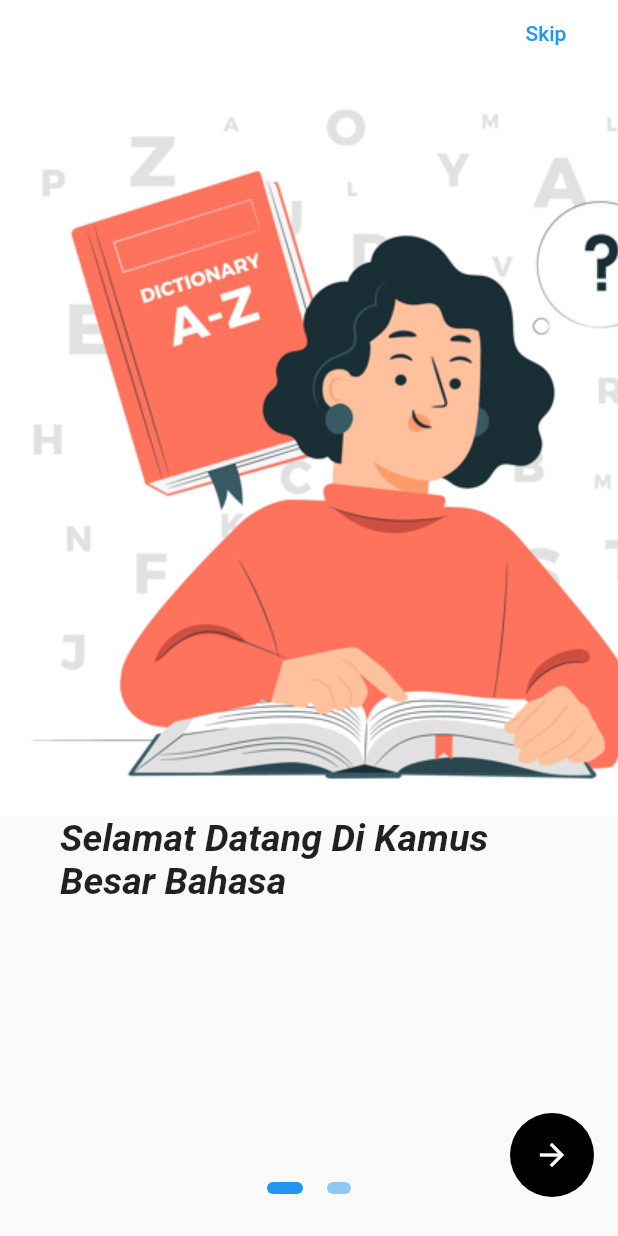
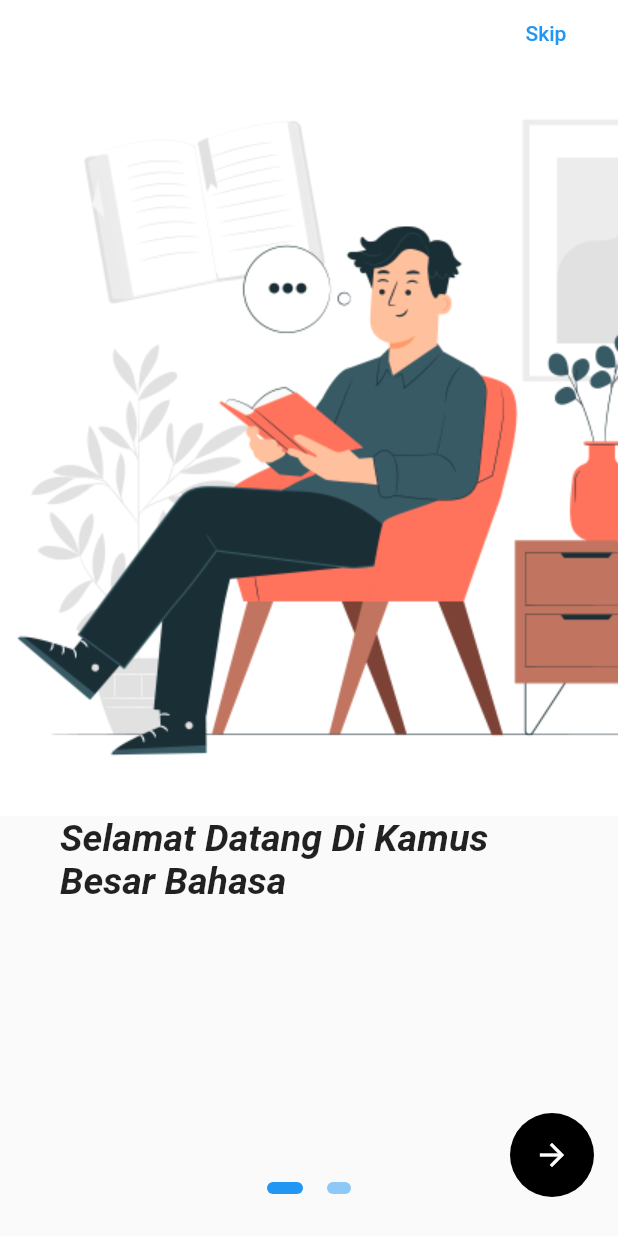
Before and after one commit to MuhBintang/kamus_projekmobile, a Flutter app: the screen it shows after launch, on a phone screen of 412 x 824 dp. Run offline on Flutter 3.47's test engine with Material 2 defaults, Android fonts, the phone set to English and light mode, and no system bars; drawn by our look-alikes of flutter_onboarding_slider; our stand-ins replace shared_preferences.

Commit message:
Memberi Background Colour

```diff
--- a/lib/screen/dashboard.dart
+++ b/lib/screen/dashboard.dart
@@ -33,7 +33,7 @@ class _OnBoardingState extends State<OnBoarding> {
             }, child :Text('Login'),
           ),
           background: [
-            Image.asset('images/read.png'),
+            Image.asset('images/manread.png'),
             Image.asset('images/output.png'),
           ],
           totalPage: 2,
--- a/lib/screen/page_list_kamus.dart
+++ b/lib/screen/page_list_kamus.dart
@@ -66,7 +66,7 @@ class _PageListKamusState extends State<PageListKamus> {
     return Scaffold(
       appBar: AppBar(
         title: Text('List Kamus Inggris'),
-        backgroundColor: Colors.lightBlue,
+        // backgroundColor: Colors.lightBlue,
         actions: [
           Row(
             children: [
@@ -105,6 +105,8 @@ class _PageListKamusState extends State<PageListKamus> {
               decoration: InputDecoration(
                 labelText: 'Search Keyword',
                 border: OutlineInputBorder(),
+                fillColor: Colors.white, // Menambahkan warna latar belakang putih
+                filled: true, // Menjadikan latar belakang terisi dengan warna putih
               ),
             ),
           ),
```
Also changed, not shown: images/manread.png (added). Lines whose indentation alone changed are shown as unchanged.
